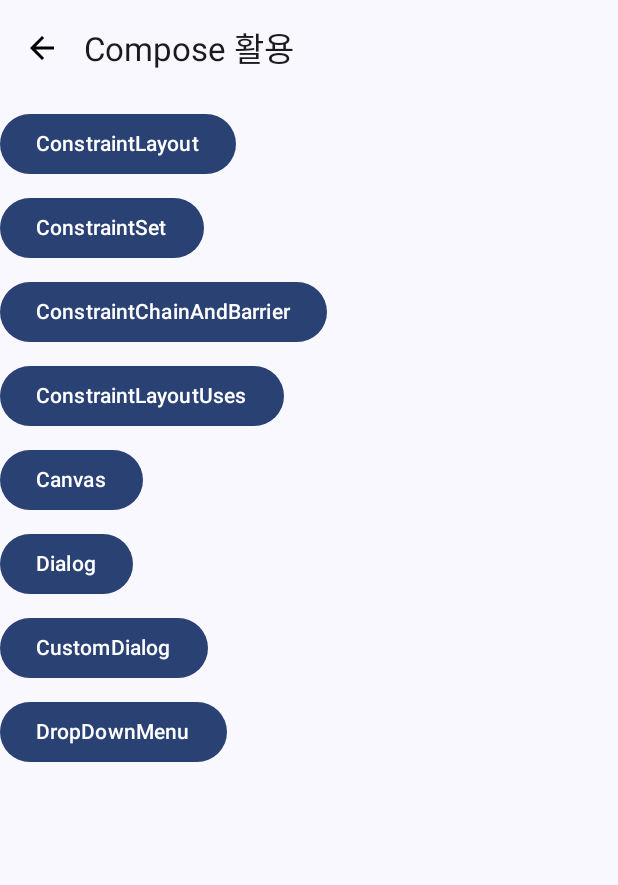
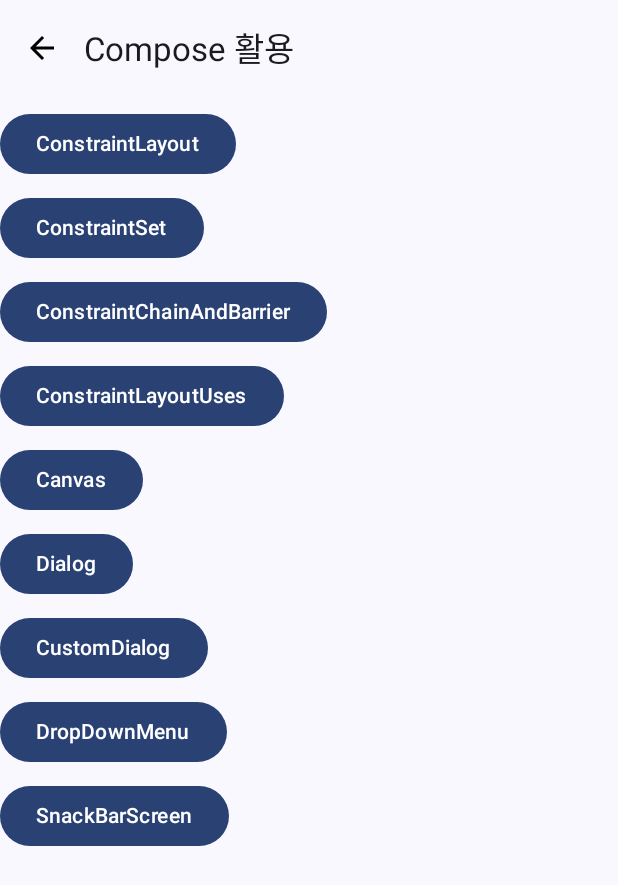
Before and after one commit to theo-no/Compose_Example, an Android app built with Jetpack Compose: the screen it shows after launch (UsesActivity), on a phone screen of 412 x 824 dp. Shown: the top 885 px of the screen. Run offline under Robolectric (Android 15) with nearby library versions, the phone set to English and light mode, and no system bars.

Commit message:
snackBar 예시 완료

```diff
--- a/Compose_Example/app/src/main/java/com/csh/compose_example/navigation/NavGraph.kt
+++ b/Compose_Example/app/src/main/java/com/csh/compose_example/navigation/NavGraph.kt
@@ -14,6 +14,7 @@ import com.csh.compose_example.uses.screen.CustomDialogScreen
 import com.csh.compose_example.uses.screen.DialogScreen
 import com.csh.compose_example.uses.screen.DropDownMenuScreen
 import com.csh.compose_example.uses.screen.HomeScreen
+import com.csh.compose_example.uses.screen.SnackBarScreen
 
 @Composable
 fun NavGraph(
@@ -63,5 +64,10 @@ fun NavGraph(
         ) {
             DropDownMenuScreen(navController)
         }
+        composable(
+            route = Screen.SnackBar.route
+        ) {
+            SnackBarScreen(navController)
+        }
     }
 } // End of setUpNavGraph
--- a/Compose_Example/app/src/main/java/com/csh/compose_example/navigation/Screen.kt
+++ b/Compose_Example/app/src/main/java/com/csh/compose_example/navigation/Screen.kt
@@ -13,4 +13,5 @@ sealed class Screen(val route: String) {
     object Dialog : Screen(route = "dialog_screen")
     object CustomDialog : Screen(route = "custom_dialog_screen")
     object DropDownMenu : Screen(route = "drop_down_menu_screen")
+    object SnackBar : Screen(route = "snack_bar_screen")
 }
--- a/Compose_Example/app/src/main/java/com/csh/compose_example/uses/screen/HomeScreen.kt
+++ b/Compose_Example/app/src/main/java/com/csh/compose_example/uses/screen/HomeScreen.kt
@@ -82,6 +82,14 @@ fun HomeScreen(
                 "DropDownMenu"
             )
         }
+        Spacer(modifier = Modifier.run { size(8.dp) })
+        Button(onClick = {
+            navController.navigate(Screen.SnackBar.route)
+        }) {
+            Text(
+                "SnackBarScreen"
+            )
+        }
     }
 
 }
```
Also changed, not shown: Compose_Example/app/src/main/java/com/csh/compose_example/uses/screen/SnackBarScreen.kt (added, +108 -0 lines).
